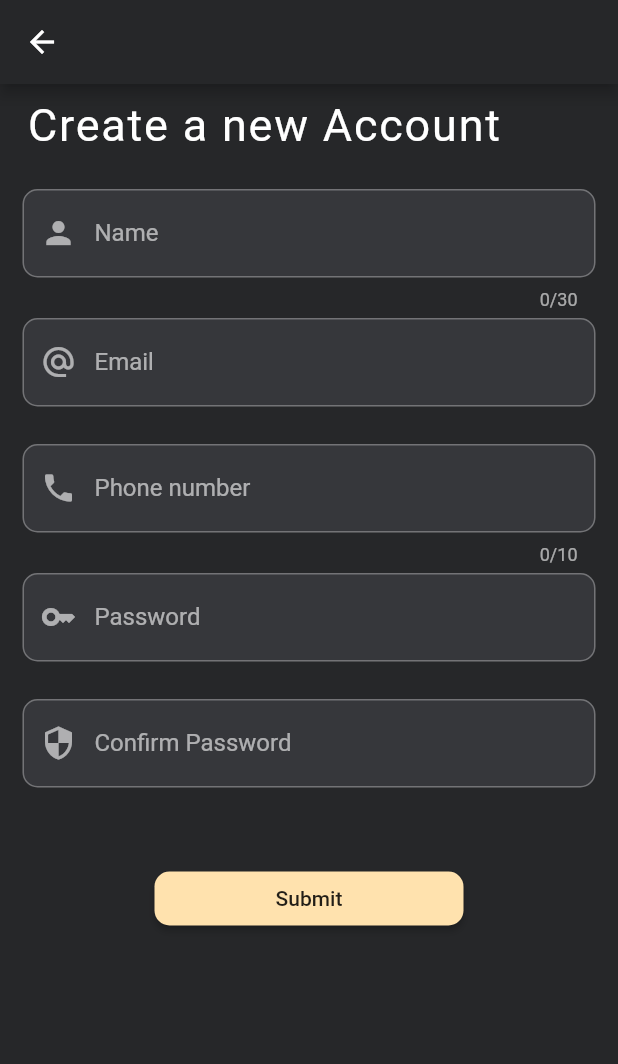
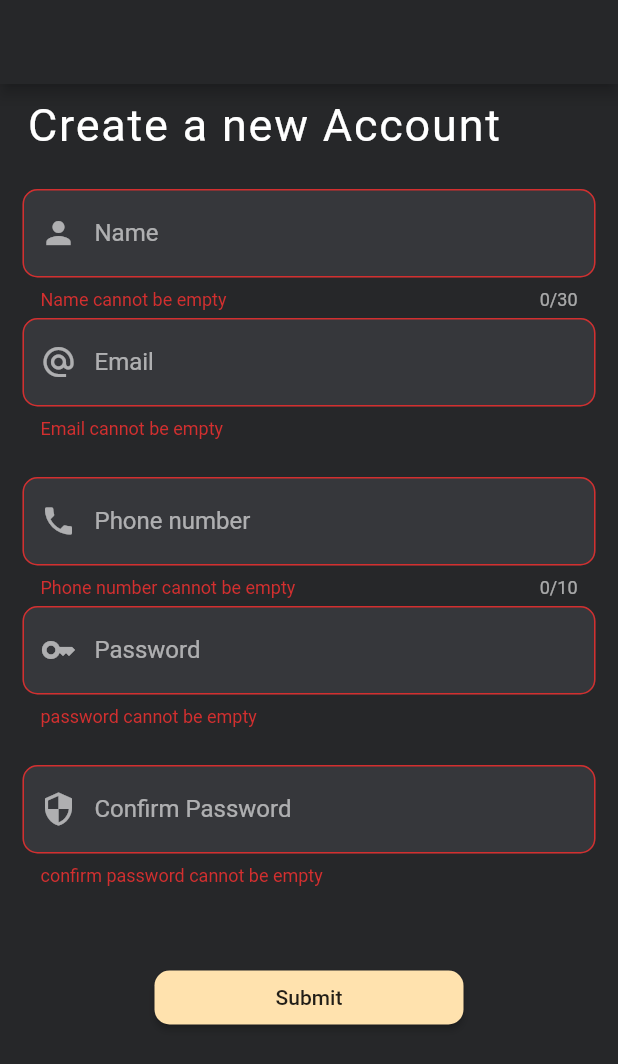
Before and after one commit to Abhi-kr21/Grocy, a Flutter app: the SignUpScreen screen opened directly, after a tap on "Submit", on a phone screen of 412 x 824 dp. Shown: the top 1064 px of the screen. Run offline on Flutter 3.47's test engine with Material 2 defaults, Android fonts, the phone set to English and light mode, and no system bars.

Commit message:
validate done for login and sigup screen

```diff
--- a/lib/main.dart
+++ b/lib/main.dart
@@ -13,7 +13,7 @@ class Store extends StatelessWidget {
   @override
   Widget build(BuildContext context) {
     return MaterialApp(
-      home: LoginScreen(),
+      home: SignUpScreen(),
     );
   }
 }
--- a/lib/views/authscreen/sigup_screen.dart
+++ b/lib/views/authscreen/sigup_screen.dart
@@ -1,30 +1,32 @@
 import 'package:flutter/material.dart';
 import 'package:store/constants/color_contsants.dart';
-import 'package:store/views/auth_textfields.dart';
+import 'package:store/views/common_ui/auth_textfields.dart';
 
 import '../../constants/heigth_width_constant.dart';
 
 class SignUpScreen extends StatelessWidget {
   SignUpScreen({super.key});
+  TextEditingController nameController = TextEditingController();
+  TextEditingController emailController = TextEditingController();
+  TextEditingController phonenumberController = TextEditingController();
+  TextEditingController passwordController = TextEditingController();
+  TextEditingController confirmpasswordController = TextEditingController();
+  final _formKey = GlobalKey<FormState>();
   var space = const SizedBox(height: 25);
   @override
   Widget build(BuildContext context) {
     return SafeArea(
       child: Scaffold(
         appBar: AppBar(
-          // leading: IconButton(
-          //     onPressed: () {
-          //       Navigator.pop(context);
-          //     },
-          //     icon: Icon(Icons.arrow_back),
-          //     ),
           backgroundColor: authBackground,
         ),
         backgroundColor: authBackground,
         body: SingleChildScrollView(
+          child: Form(
+            key: _formKey,
             child: Column(
               children: [
-              Padding(
+                const Padding(
                   padding: const EdgeInsets.only(right: 60, top: 10),
                   child: Text(
                     "Create a new Account",
@@ -36,12 +38,19 @@ class SignUpScreen extends StatelessWidget {
                 Padding(
                   padding: const EdgeInsets.symmetric(horizontal: 15),
                   child: AuthTextField(
+                    controller: nameController,
                     label: "Name",
                     prefixIcon: Icon(
                       Icons.person,
                       color: Colors.white60,
                     ),
                     maxlength: 30,
+                    validator: (value) {
+                      if (value!.isEmpty) {
+                        return "Name cannot be empty";
+                      }
+                      return null;
+                    },
                   ),
                 ),
                 SizedBox(
@@ -50,22 +59,37 @@ class SignUpScreen extends StatelessWidget {
                 Padding(
                   padding: const EdgeInsets.symmetric(horizontal: 15),
                   child: AuthTextField(
+                    controller: emailController,
                     label: "Email",
                     prefixIcon: Icon(
                       Icons.alternate_email,
                       color: Colors.white60,
-                    )),
+                    ),
+                    validator: (value) {
+                      if (value!.isEmpty) {
+                        return "Email cannot be empty";
+                      }
+                      return null;
+                    },
+                  ),
                 ),
                 space,
                 Padding(
                   padding: const EdgeInsets.symmetric(horizontal: 15),
                   child: AuthTextField(
+                    controller: phonenumberController,
                     label: "Phone number",
                     prefixIcon: Icon(
                       Icons.phone,
                       color: Colors.white60,
                     ),
                     maxlength: 10,
+                    validator: (value) {
+                      if (value!.isEmpty) {
+                        return "Phone number cannot be empty";
+                      }
+                      return null;
+                    },
                   ),
                 ),
                 SizedBox(
@@ -74,21 +98,37 @@ class SignUpScreen extends StatelessWidget {
                 Padding(
                   padding: const EdgeInsets.symmetric(horizontal: 15),
                   child: AuthTextField(
+                    controller: passwordController,
                     label: "Password",
                     prefixIcon: Icon(
                       Icons.key,
                       color: Colors.white60,
-                    )),
+                    ),
+                    validator: (value) {
+                      if (value!.isEmpty) {
+                        return "password cannot be empty";
+                      }
+                      return null;
+                    },
+                  ),
                 ),
                 space,
                 Padding(
                   padding: const EdgeInsets.symmetric(horizontal: 15),
                   child: AuthTextField(
+                    controller: confirmpasswordController,
                     label: "Confirm Password",
                     prefixIcon: Icon(
                       Icons.security,
                       color: Colors.white60,
-                    )),
+                    ),
+                    validator: (value) {
+                      if (value!.isEmpty) {
+                        return "confirm password cannot be empty";
+                      }
+                      return null;
+                    },
+                  ),
                 ),
                 space,
                 space,
@@ -100,7 +140,22 @@ class SignUpScreen extends StatelessWidget {
                         borderRadius: BorderRadius.circular(10),
                       ),
                       color: authMaterialButtonColor,
-                    onPressed: () {},
+                      onPressed: () {
+                        if (_formKey.currentState!.validate()) {
+                          print(emailController.text);
+                          print("validate");
+
+                          if (passwordController.value !=
+                              confirmpasswordController.value) {
+                            ScaffoldMessenger.of(context).showSnackBar(
+                                const SnackBar(
+                                    content: Text(
+                                        'password and confirm password should be same')));
+                          }
+                        } else {
+                          print("not validate");
+                        }
+                      },
                       child: Text("Submit"),
                     ),
                   ),
@@ -109,6 +164,7 @@ class SignUpScreen extends StatelessWidget {
             ),
           ),
         ),
+      ),
     );
   }
 }
--- a/lib/views/auth_textfields.dart
+++ b/lib/views/common_ui/auth_textfields.dart
@@ -2,20 +2,28 @@ import 'package:flutter/material.dart';
 import 'package:store/constants/color_contsants.dart';
 
 class AuthTextField extends StatelessWidget {
+  final TextEditingController controller;
   final String label;
   final Icon prefixIcon;
   final suffixIcon;
   final maxlength;
-  AuthTextField({
-    required this.label,
-    required this.prefixIcon,
-    this.suffixIcon,
-    this.maxlength,
-  });
+
+  /// A function that takes a string and returns a string.
+  String? Function(String?)? validator;
+
+  AuthTextField(
+      {required this.controller,
+      required this.label,
+      required this.prefixIcon,
+      this.suffixIcon,
+      this.maxlength,
+      required this.validator});
   @override
   Widget build(BuildContext context) {
     return TextFormField(
+      controller: controller,
       maxLength: maxlength,
+      validator: validator,
       cursorColor: Colors.white30,
       style: TextStyle(color: Colors.white),
       decoration: InputDecoration(
```
Also changed, not shown: lib/views/authscreen/login_screen.dart (+38 -7 lines), 3 other files. Lines whose indentation alone changed are shown as unchanged.
